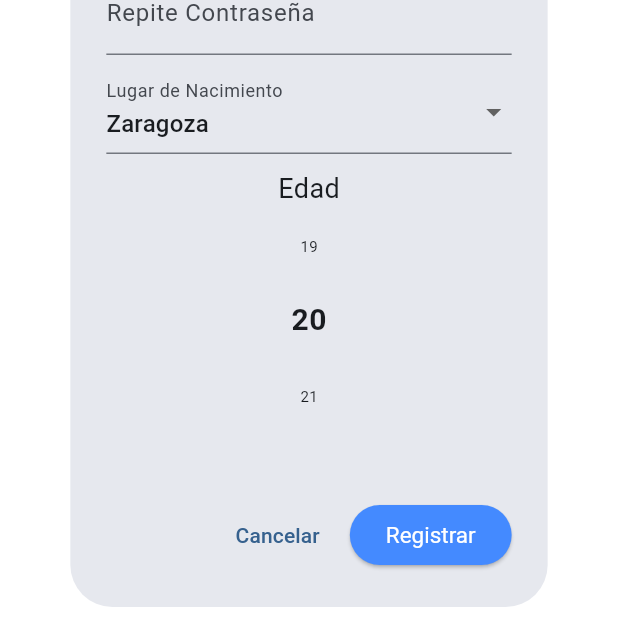
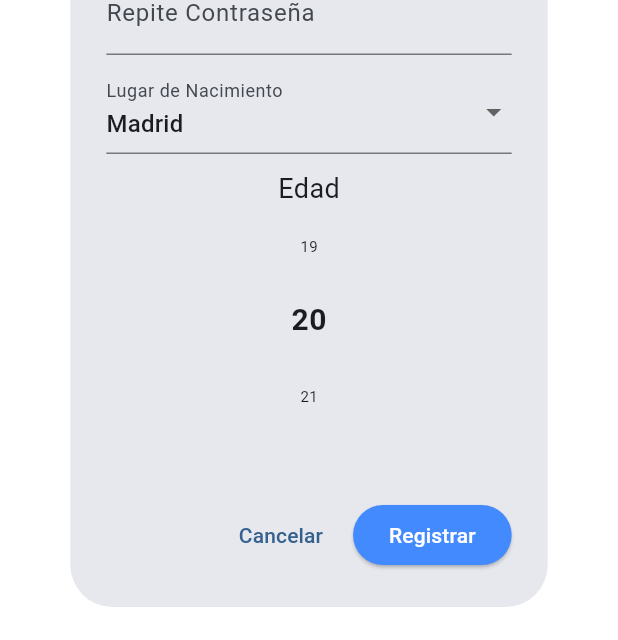
Before and after one commit to Felipe11XZzx/springboot_backend-flutter, a Flutter app: the screen it shows after launch, after a tap on "Iniciar", after a tap on "Registro", on a phone screen of 412 x 824 dp. Shown: the part 593-1233 px from the top of the screen. Run offline on Flutter 3.47's test engine with Material 3 defaults, Android fonts, the phone set to English and light mode, and no system bars; drawn by our look-alikes of numberpicker; our stand-ins replace dio, file_picker, flutter_map, image_picker, latlong2, logger; accounts and stored records are empty.

Commit message:
Implementada solucion en la pantalla de registro

```diff
--- a/lib/screens/pantallaregistro.dart
+++ b/lib/screens/pantallaregistro.dart
@@ -1,12 +1,13 @@
 import 'package:flutter/foundation.dart';
 import 'package:flutter/material.dart';
 import 'package:inicio_sesion/models/user.dart';
-import 'package:inicio_sesion/repositories/user_repository.dart';
+import 'package:inicio_sesion/repositories/UserRepository.dart';
 import 'dart:io';
 import 'package:image_picker/image_picker.dart';
 import 'package:numberpicker/numberpicker.dart';
 import '../commons/snacksbar.dart';
 import '../commons/constants.dart';
+import 'package:logger/logger.dart';
 
 class MyRegisterPage extends StatefulWidget {
   const MyRegisterPage({super.key});
@@ -21,20 +22,39 @@ class _MyRegisterPageState extends State<MyRegisterPage> {
   final TextEditingController _confirmPasswordController =
       TextEditingController();
   final TextEditingController _birthplaceController = TextEditingController();
+  final ImagePicker _picker = ImagePicker();
+  final UserRepository _userRepository = UserRepository();
+  final logger = Logger();
+
   int _selectedAge = 20;
   String _selectedTitle = 'Sr.';
-  File? _image;
+  String? _imagePath;
   bool _acceptTerms = false;
-  final ImagePicker _picker = ImagePicker();
-  final UserRepository _userRepository = UserRepository();
+
+  @override
+  void dispose() {
+    _userController.dispose();
+    _passwordController.dispose();
+    _confirmPasswordController.dispose();
+    _birthplaceController.dispose();
+    super.dispose();
+  }
 
   Future<void> _pickImage() async {
+    try {
       final pickedFile = await _picker.pickImage(source: ImageSource.gallery);
       if (pickedFile != null) {
         setState(() {
-        _image = File(pickedFile.path);
+          _imagePath = pickedFile.path;
         });
-      print("Imagen seleccionada: ${pickedFile.path}");
+        logger.d("Imagen seleccionada: ${pickedFile.path}");
+      }
+    } catch (e) {
+      logger.e("Error al seleccionar imagen: $e");
+      if (mounted) {
+        SnaksBar.showSnackBar(context, "Error al seleccionar imagen",
+            color: Constants.errorColor);
+      }
     }
   }
 
@@ -45,51 +65,47 @@ class _MyRegisterPageState extends State<MyRegisterPage> {
           nombre: _userController.text,
           contrasena: _passwordController.text,
           edad: _selectedAge,
-          imagen: _image?.path ?? '',
+          imagen: _imagePath ?? '',
           bloqueado: false,
           lugarNacimiento: _birthplaceController.text,
+          trato: _selectedTitle,
+          administrador: false,
         );
 
-        await _userRepository.createUser(newUser);
+        await _userRepository.anadirUsuario(newUser);
 
         if (mounted) {
-          SnaksBar.showSnackBar(
-            context,
-            "Usuario registrado exitosamente",
-            color: Constants.successColor
-          );
+          SnaksBar.showSnackBar(context, "Usuario registrado exitosamente",
+              color: Constants.successColor);
           Navigator.pop(context);
         }
       } catch (e) {
+        logger.e("Error al registrar usuario: $e");
         if (mounted) {
           SnaksBar.showSnackBar(
-            context,
-            "Error al registrar usuario: ${e.toString()}",
-            color: Constants.errorColor
-          );
+              context, "Error al registrar usuario: ${e.toString()}",
+              color: Constants.errorColor);
         }
       }
     } else if (_formKey.currentState!.validate() && !_acceptTerms) {
       showDialog(
           context: context,
           builder: (context) => AlertDialog(
-          title: Text('Términos y Condiciones'),
-          content: Text('Debes aceptar los términos y condiciones'),
+                title: const Text('Términos y Condiciones'),
+                content: const Text('Debes aceptar los términos y condiciones'),
                 actions: [
                   TextButton(
                       onPressed: () => Navigator.pop(context),
-              child: Text('Volver')
-            ),
+                      child: const Text('Volver')),
                 ],
-        )
-      );
+              ));
     }
   }
 
   @override
   Widget build(BuildContext context) {
     return AlertDialog(
-      title: Text('Registro de Usuario'),
+      title: const Text('Registro de Usuario'),
       content: SingleChildScrollView(
         child: Form(
           key: _formKey,
@@ -108,58 +124,64 @@ class _MyRegisterPageState extends State<MyRegisterPage> {
                         onChanged: (value) =>
                             setState(() => _selectedTitle = value!),
                       ),
-                      Text('Sr.'),
+                      const Text('Sr.'),
                       Radio<String>(
                         value: 'Sra.',
                         groupValue: _selectedTitle,
                         onChanged: (value) =>
                             setState(() => _selectedTitle = value!),
                       ),
-                      Text('Sra.'),
+                      const Text('Sra.'),
                     ],
                   ),
                 ],
               ),
-              SizedBox(height: 10),
+              const SizedBox(height: 10),
               GestureDetector(
                 onTap: _pickImage,
                 child: CircleAvatar(
                   radius: 40,
-                  backgroundImage: _image != null && !kIsWeb
-                    ? FileImage(_image!)
+                  backgroundImage: !kIsWeb && _imagePath != null
+                      ? FileImage(File(_imagePath!))
                       : null,
-                  child: _image == null ? Icon(Icons.camera_alt, size: 40) : null,
+                  child: _imagePath == null
+                      ? const Icon(Icons.camera_alt, size: 40)
+                      : null,
                 ),
               ),
-              SizedBox(height: 10),
+              const SizedBox(height: 10),
               TextFormField(
                 controller: _userController,
-                decoration: InputDecoration(labelText: 'Usuario'),
+                decoration: const InputDecoration(labelText: 'Usuario'),
                 validator: (value) =>
                     value!.isEmpty ? 'Ingrese un usuario' : null,
               ),
-              SizedBox(height: 10),
+              const SizedBox(height: 10),
               TextFormField(
                 controller: _passwordController,
                 obscureText: true,
-                decoration: InputDecoration(labelText: 'Contraseña'),
+                decoration: const InputDecoration(labelText: 'Contraseña'),
                 validator: (value) =>
                     value!.length < 6 ? 'Mínimo 6 caracteres' : null,
               ),
-              SizedBox(height: 10),
+              const SizedBox(height: 10),
               TextFormField(
                 controller: _confirmPasswordController,
                 obscureText: true,
-                decoration: InputDecoration(labelText: 'Repite Contraseña'),
+                decoration:
+                    const InputDecoration(labelText: 'Repite Contraseña'),
                 validator: (value) => value != _passwordController.text
                     ? 'Las contraseñas no coinciden'
                     : null,
               ),
-              SizedBox(height: 10),
+              const SizedBox(height: 10),
               DropdownButtonFormField<String>(
-                value: 'Zaragoza',
-                decoration: InputDecoration(labelText: 'Lugar de Nacimiento'),
-                items: [
+                value: 'Madrid',
+                decoration:
+                    const InputDecoration(labelText: 'Lugar de Nacimiento'),
+                onChanged: (value) =>
+                    setState(() => _birthplaceController.text = value!),
+                items: const [
                   'A Coruña',
                   'Albacete',
                   'Alicante',
@@ -208,41 +230,32 @@ class _MyRegisterPageState extends State<MyRegisterPage> {
                   'Vitoria',
                   'Zamora',
                   'Zaragoza'
-                ].map((city) {
-                  return DropdownMenuItem(value: city, child: Text(city));
+                ].map<DropdownMenuItem<String>>((String value) {
+                  return DropdownMenuItem<String>(
+                    value: value,
+                    child: Text(value),
+                  );
                 }).toList(),
-                onChanged: (value) =>
-                    setState(() => _birthplaceController.text = value!),
               ),
-              SizedBox(height: 10),
-              Text(
-                'Edad',
-                style: TextStyle(fontSize: 18),
-              ),
+              const SizedBox(height: 10),
+              const Text('Edad', style: TextStyle(fontSize: 18)),
               NumberPicker(
                 value: _selectedAge,
                 minValue: 18,
                 maxValue: 60,
                 onChanged: (value) => setState(() => _selectedAge = value),
-                textStyle: TextStyle(fontSize: 10),
+                textStyle: const TextStyle(fontSize: 10),
                 selectedTextStyle:
-                    TextStyle(fontSize: 20, fontWeight: FontWeight.bold),
+                    const TextStyle(fontSize: 20, fontWeight: FontWeight.bold),
               ),
-              SizedBox(height: 10),
+              const SizedBox(height: 10),
               Row(
                 children: [
                   Checkbox(
                     value: _acceptTerms,
                     onChanged: (value) => setState(() => _acceptTerms = value!),
                   ),
-                  Expanded(
-                    child: GestureDetector(
-                      onTap: () => setState(() => _acceptTerms = !_acceptTerms),
-                      child: Text('Acepto los términos y condiciones',
-                          style:
-                              TextStyle(decoration: TextDecoration.underline)),
-                    ),
-                  ),
+                  const Text('Acepto los términos y condiciones'),
                 ],
               ),
             ],
@@ -250,16 +263,16 @@ class _MyRegisterPageState extends State<MyRegisterPage> {
         ),
       ),
       actions: [
-        TextButton(onPressed: () => Navigator.pop(context), child: Text('Cancelar')),
+        TextButton(
+            onPressed: () => Navigator.pop(context),
+            child: const Text('Cancelar')),
         ElevatedButton(
             onPressed: _registerUser,
             style: ElevatedButton.styleFrom(
               foregroundColor: Colors.white,
               backgroundColor: Colors.blueAccent,
-                textStyle: const TextStyle(fontSize: 15),
             ),
-          child: Text('Registrar')
-        ),
+            child: const Text('Registrar')),
       ],
     );
   }
```
Lines whose indentation alone changed are shown as unchanged.
